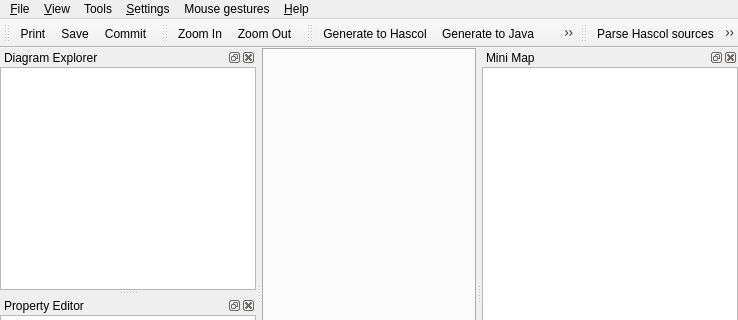
Above: unreal/trunk/qrgui/mainwindow/mainwindow.ui from qreal/qreal before the change; both pictures show x 0 to 738 and y 0 to 320 of the 738 by 559 pixel window. Below: the same form after it.
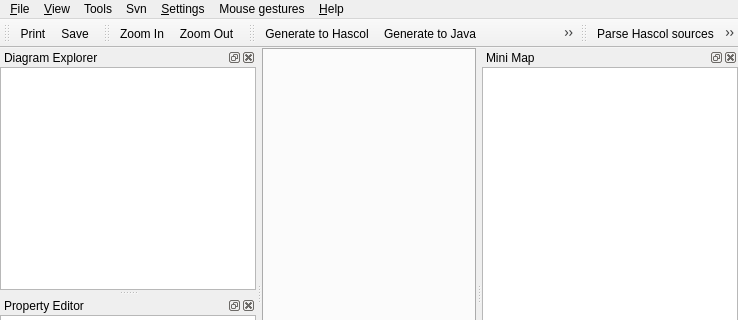
That is the form after the change. Icons and pictures are not drawn. Custom widgets are drawn as their Qt base class.

Commit message: added svn menu

Diff of the .ui file:
```diff
--- a/unreal/trunk/qrgui/mainwindow/mainwindow.ui
+++ b/unreal/trunk/qrgui/mainwindow/mainwindow.ui
@@ -99,9 +99,17 @@
     </property>
     <addaction name="actionShow"/>
    </widget>
+   <widget class="QMenu" name="menuSvn">
+    <property name="title">
+     <string>Svn</string>
+    </property>
+    <addaction name="actionCommit"/>
+    <addaction name="actionCheckout"/>
+   </widget>
    <addaction name="menu_File"/>
    <addaction name="menu_View"/>
    <addaction name="menuTools"/>
+   <addaction name="menuSvn"/>
    <addaction name="menuSettings"/>
    <addaction name="menuMouse_gestures"/>
    <addaction name="menuHelp"/>
@@ -156,7 +164,6 @@
    </attribute>
    <addaction name="actionPrint"/>
    <addaction name="actionSave"/>
-   <addaction name="actionCommit"/>
   </widget>
   <widget class="QDockWidget" name="minimapDock">
    <property name="windowTitle">
```
Left out of the diff: 5 changed lines with no effect on the pictures.
